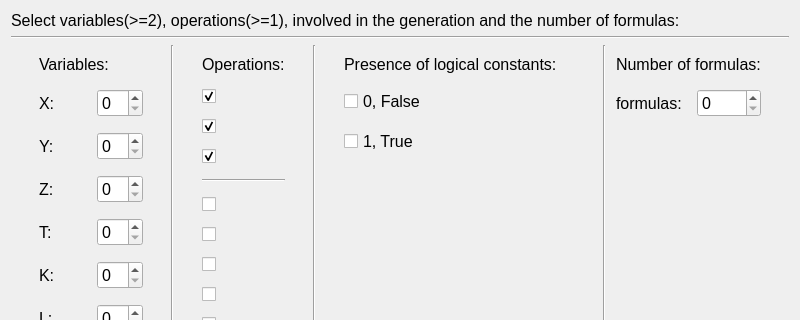
This is Source_Code/formtreegenerate.ui in KeltorHD/LogicExpressionGenerator as Qt 5 draws it before an edit; both pictures show x 0 to 800 and y 0 to 320 of the 800 by 607 pixel window. The edited form follows.
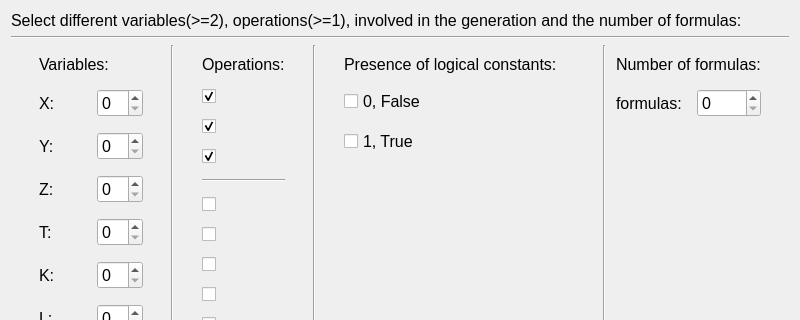
This is the edited form.

Diff of the .ui file:
```diff
--- a/Source_Code/formtreegenerate.ui
+++ b/Source_Code/formtreegenerate.ui
@@ -25,7 +25,7 @@
         </font>
        </property>
        <property name="text">
-        <string>Select variables(&gt;=2), operations(&gt;=1), involved in the generation and the number of formulas:</string>
+        <string>Select different variables(&gt;=2), operations(&gt;=1), involved in the generation and the number of formulas:</string>
        </property>
       </widget>
      </item>
```
